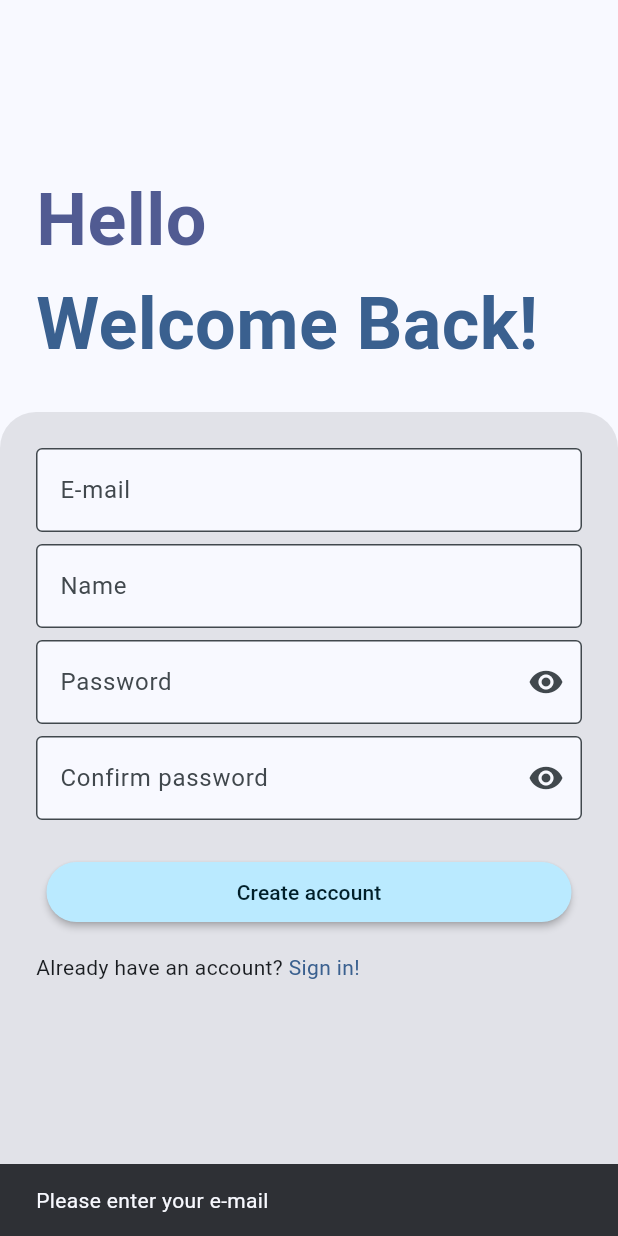
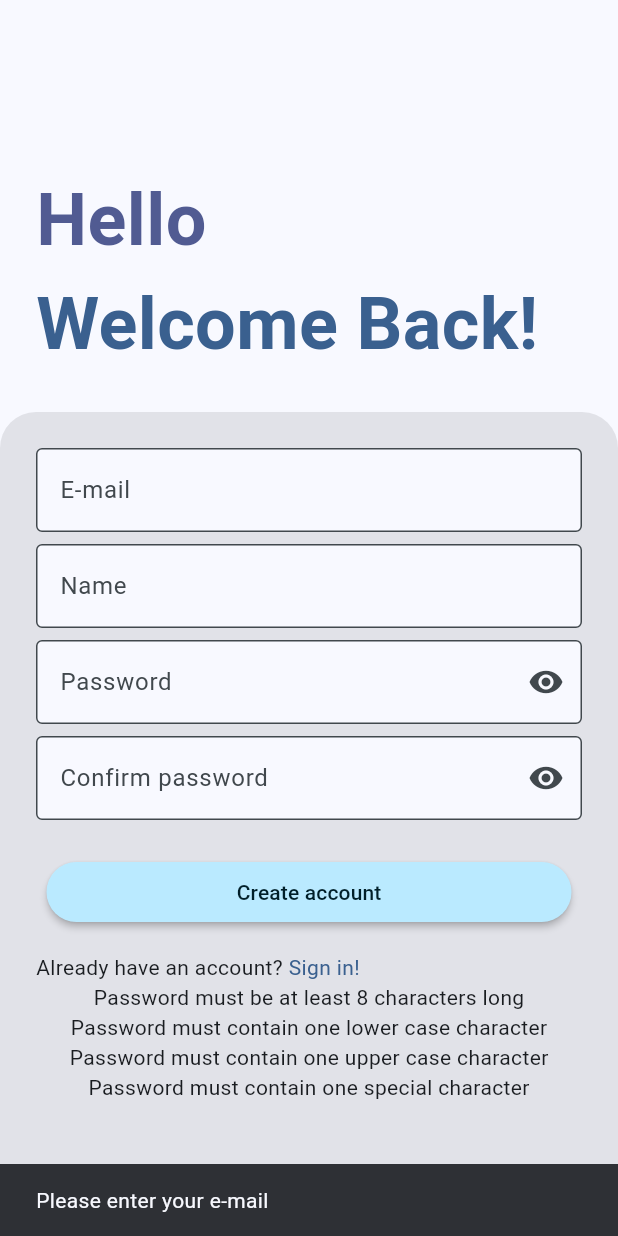
Before and after one commit to LuizHVicari/appointments-app, a Flutter app: the SignUpPage screen opened by its route, after a tap on "Create account", on a phone screen of 412 x 824 dp. Run offline on Flutter 3.47's test engine with Material 3 defaults, Android fonts, the phone set to English and light mode, and no system bars; our stand-ins replace dio, google_fonts, logger, shared_preferences; accounts and stored records are empty.

```diff
--- a/mobile/patients/lib/pages/sign_up_page.dart
+++ b/mobile/patients/lib/pages/sign_up_page.dart
@@ -4,7 +4,7 @@ import 'package:patients/components/default_button.dart';
 import 'package:patients/components/default_input_text.dart';
 import 'package:patients/constants/paddings.dart';
 import 'package:patients/constants/radius.dart';
-import 'package:patients/view_models/login_view_model.dart';
+import 'package:patients/view_models/sign_up_view_model.dart';
 
 class SignUpPage extends StatefulWidget {
   const SignUpPage({super.key});
@@ -14,13 +14,7 @@ class SignUpPage extends StatefulWidget {
 }
 
 class _SignUpPageState extends State<SignUpPage> {
-  late LoginViewModel _viewModel;
-
-  @override
-  void initState() {
-    super.initState();
-    _viewModel = LoginViewModel();
-  }
+  late final SignUpViewModel _viewModel = SignUpViewModel();
 
   @override
   Widget build(BuildContext context) {
@@ -57,7 +51,7 @@ class _SignUpPageState extends State<SignUpPage> {
                     DefaultInputText(
                       label: 'Name',
                       keyboardType: TextInputType.name,
-                      textController: _viewModel.emailController,
+                      textController: _viewModel.nameController,
                     ),
                     const SizedBox(height: 8,),
                     DefaultInputText(
@@ -70,7 +64,7 @@ class _SignUpPageState extends State<SignUpPage> {
                     DefaultInputText(
                       label: 'Confirm password',
                       keyboardType: TextInputType.visiblePassword,
-                      textController: _viewModel.passwordController,
+                      textController: _viewModel.confirmPasswordController,
                       canToggleVisibility: true,
                     ),
                     const SizedBox(height: 24,),
@@ -95,6 +89,10 @@ class _SignUpPageState extends State<SignUpPage> {
                         ],
                       ),
                     ),
+                    const Text('Password must be at least 8 characters long'),
+                    const Text('Password must contain one lower case character'),
+                    const Text('Password must contain one upper case character'),
+                    const Text('Password must contain one special character'),
                   ],
                 ),
               ),
--- a/mobile/patients/lib/view_models/login_view_model.dart
+++ b/mobile/patients/lib/view_models/login_view_model.dart
@@ -1,7 +1,6 @@
 import 'package:flutter/material.dart';
 import 'package:patients/constants/shared_preferences_keys.dart';
 import 'package:patients/controllers/auth_controller.dart';
-import 'package:patients/logger.dart';
 import 'package:patients/models/login_model.dart';
 import 'package:shared_preferences/shared_preferences.dart';
 
--- a/mobile/patients/lib/view_models/sign_up_view_model.dart
+++ b/mobile/patients/lib/view_models/sign_up_view_model.dart
@@ -1,26 +1,49 @@
 import 'package:flutter/material.dart';
 import 'package:patients/controllers/auth_controller.dart';
+import 'package:patients/repositories/api_user_repository.dart';
+import 'package:patients/repositories/user_repository_interface.dart';
+import 'package:patients/view_models/show_error_view_model.dart';
 
-class SignUpViewModel extends ChangeNotifier {
+class SignUpViewModel extends ShowErrorViewModel with ChangeNotifier {
   final AuthController _authController = AuthController.instance;
+  final UserRepositoryInterface userRepository = ApiUserRepository();
 
-  TextEditingController get emailController => _authController.email;
-  TextEditingController get passwordController => _authController.password;
+  TextEditingController get emailController => AuthController.instance.email;
+  TextEditingController nameController = TextEditingController();
+  TextEditingController get passwordController => AuthController.instance.password;
+  TextEditingController confirmPasswordController = TextEditingController();
 
   Future<void> login(BuildContext context) async {
     if (emailController.text == '') {
-      _showAuthenticationError(context, 'Please enter your e-mail');
+      showError(context, 'Please enter your e-mail');
+      return;
+    }
+    if (nameController.text == '') {
+      showError(context, 'Please enter your name');
       return;
     }
     if (passwordController.text == '') {
-      _showAuthenticationError(context, 'Please enter your password');
+      showError(context, 'Please enter your password');
       return;
     }
+    if (confirmPasswordController.text == '') {
+      showError(context, 'Please confirm your password');
+      return;
+    }
+    if (confirmPasswordController.text != passwordController.text) {
+      showError(context, 'Passwords are not equal');
+    }
+
     try {
+      await userRepository.createUser(
+        emailController.text,
+        passwordController.text,
+        nameController.text
+      );
       await _authController.login();
       Navigator.pushReplacementNamed(context, '/home');
     } catch (error) {
-      _showAuthenticationError(context, error.toString());
+      showError(context, error.toString());
     }
   }
 
@@ -28,11 +51,4 @@ class SignUpViewModel extends ChangeNotifier {
     Navigator.pushNamed(context, '/signUp');
   }
 
-  void _showAuthenticationError(BuildContext context, String errorMessage) {
-    showDialog(
-      context: context,
-      builder: (context) => AlertDialog(content: Text(errorMessage))
-    );
-  }
-
 }
--- a/mobile/patients/pubspec.yaml
+++ b/mobile/patients/pubspec.yaml
@@ -43,6 +43,7 @@ dependencies:
   provider: ^6.1.2
   keyboard_dismisser: ^3.0.0
   shared_preferences: ^2.3.3
+  flutter_multi_formatter: ^2.13.0
 
 dev_dependencies:
   flutter_test:
```
Also changed, not shown: mobile/patients/lib/components/appointments_list.dart (+9 -7 lines), mobile/patients/lib/components/patients_list.dart (+34 -10 lines), mobile/patients/lib/repositories/api_user_repository.dart (+11 -3 lines), mobile/patients/pubspec.lock.
